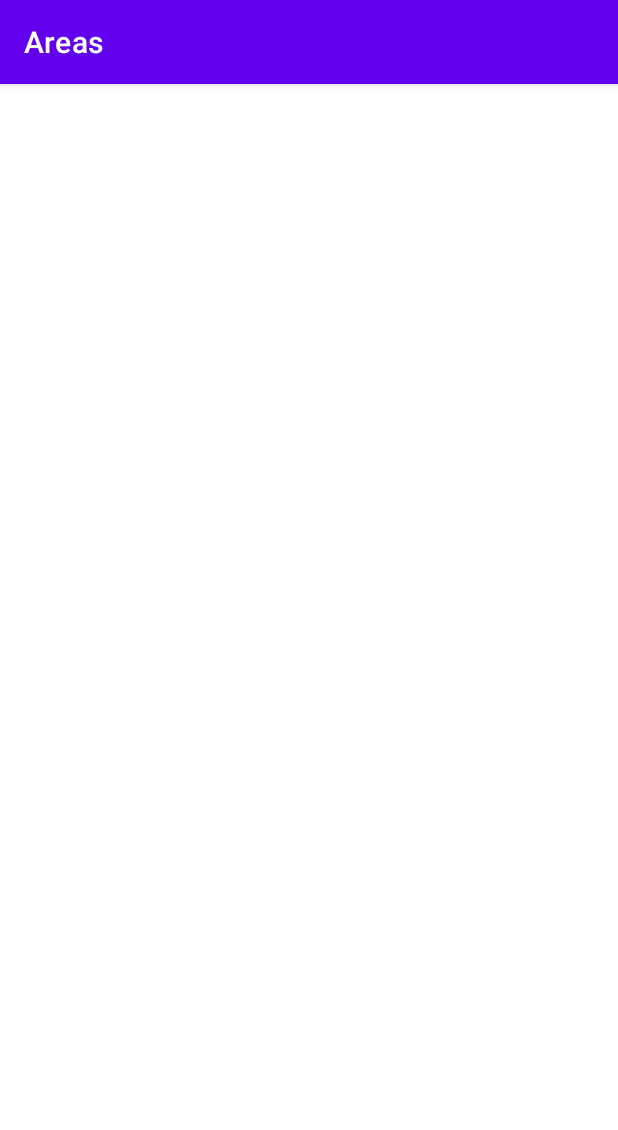
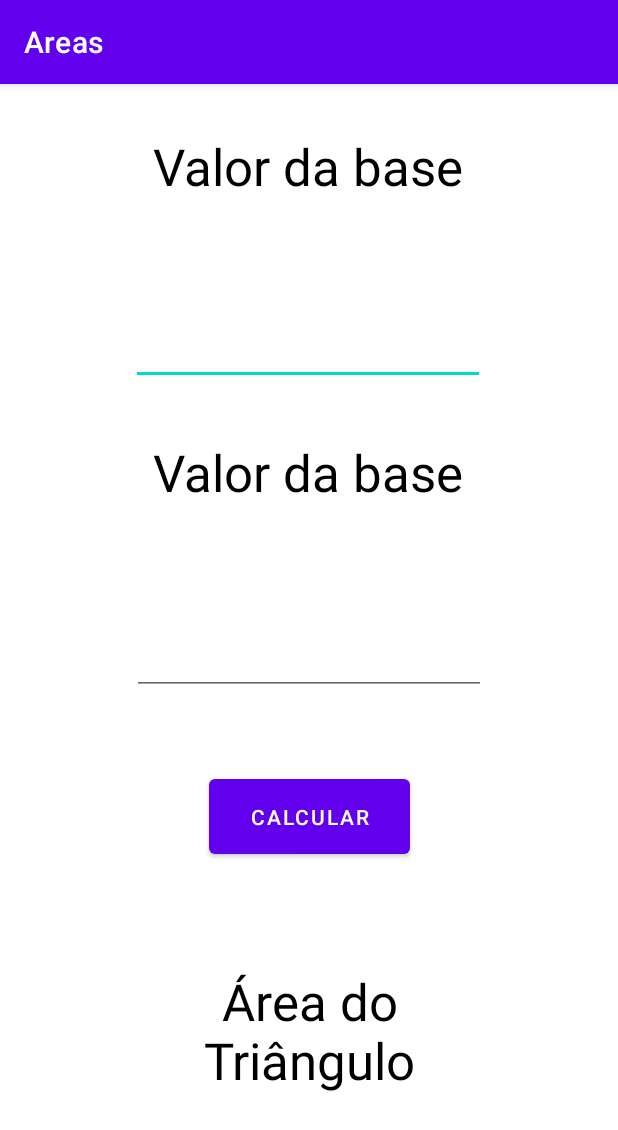
Before and after one commit to Guinhovhrm/ProjetoPDM, an Android app: the activityTriangulo screen opened directly, with no data from a screen before it, on a phone screen of 412 x 824 dp. Shown: the top 1130 px of the screen. Run offline under Robolectric (Android 15) with nearby library versions, the phone set to English and light mode, and no system bars; Roboto replaces fonts that are not available here.

Commit message:
Activity triangulo e triangulo equilatero

```diff
--- a/app/src/main/res/layout/activity_main.xml
+++ b/app/src/main/res/layout/activity_main.xml
@@ -116,6 +116,7 @@
         app:layout_constraintBottom_toBottomOf="parent"
         app:layout_constraintTop_toBottomOf="@+id/textView"
         app:srcCompat="@drawable/output_onlinepngtools__photoutils_com_"
-        tools:layout_editor_absoluteX="0dp" />
+        tools:layout_editor_absoluteX="0dp"
+        tools:ignore="MissingConstraints" />
 
 </androidx.constraintlayout.widget.ConstraintLayout>
--- a/app/src/main/res/layout/activity_quadrado.xml
+++ b/app/src/main/res/layout/activity_quadrado.xml
@@ -11,7 +11,7 @@
         android:layout_width="134dp"
         android:layout_height="62dp"
         android:layout_marginTop="106dp"
-        android:text="Calculo"
+        android:text="Calcular"
         app:layout_constraintEnd_toEndOf="parent"
         app:layout_constraintStart_toStartOf="parent"
         app:layout_constraintTop_toBottomOf="@+id/edValorQdrd" />
--- a/app/src/main/res/layout/activity_triangulo.xml
+++ b/app/src/main/res/layout/activity_triangulo.xml
@@ -6,4 +6,76 @@
     android:layout_height="match_parent"
     tools:context=".activityTriangulo">
 
+    <TextView
+        android:id="@+id/tvResultTriangulo"
+        android:layout_width="195dp"
+        android:layout_height="101dp"
+        android:layout_marginTop="51dp"
+        android:layout_marginBottom="60dp"
+        android:text="Área do Triângulo"
+        android:textAlignment="center"
+        android:textColor="#000000"
+        android:textSize="34sp"
+        app:layout_constraintBottom_toBottomOf="parent"
+        app:layout_constraintEnd_toEndOf="parent"
+        app:layout_constraintStart_toStartOf="parent"
+        app:layout_constraintTop_toBottomOf="@+id/btnCalcTriangulo" />
+
+    <Button
+        android:id="@+id/btnCalcTriangulo"
+        android:layout_width="134dp"
+        android:layout_height="62dp"
+        android:layout_marginTop="50dp"
+        android:text="Calcular"
+        app:layout_constraintEnd_toEndOf="parent"
+        app:layout_constraintStart_toStartOf="parent"
+        app:layout_constraintTop_toBottomOf="@+id/edAlturaTriangulo" />
+
+    <EditText
+        android:id="@+id/edBaseTriangulo"
+        android:layout_width="236dp"
+        android:layout_height="81dp"
+        android:layout_marginTop="27dp"
+        android:ems="10"
+        android:inputType="textPersonName"
+        app:layout_constraintEnd_toEndOf="parent"
+        app:layout_constraintHorizontal_bias="0.497"
+        app:layout_constraintStart_toStartOf="parent"
+        app:layout_constraintTop_toBottomOf="@+id/textView3" />
+
+    <EditText
+        android:id="@+id/edAlturaTriangulo"
+        android:layout_width="236dp"
+        android:layout_height="81dp"
+        android:layout_marginTop="30dp"
+        android:ems="10"
+        android:inputType="textPersonName"
+        app:layout_constraintEnd_toEndOf="parent"
+        app:layout_constraintStart_toStartOf="parent"
+        app:layout_constraintTop_toBottomOf="@+id/textView4" />
+
+    <TextView
+        android:id="@+id/textView4"
+        android:layout_width="208dp"
+        android:layout_height="60dp"
+        android:layout_marginTop="35dp"
+        android:text="Valor da base"
+        android:textColor="#000000"
+        android:textSize="34sp"
+        app:layout_constraintEnd_toEndOf="parent"
+        app:layout_constraintStart_toStartOf="parent"
+        app:layout_constraintTop_toBottomOf="@+id/edBaseTriangulo" />
+
+    <TextView
+        android:id="@+id/textView3"
+        android:layout_width="208dp"
+        android:layout_height="60dp"
+        android:layout_marginTop="32dp"
+        android:text="Valor da base"
+        android:textColor="#000000"
+        android:textSize="34sp"
+        app:layout_constraintEnd_toEndOf="parent"
+        app:layout_constraintStart_toStartOf="parent"
+        app:layout_constraintTop_toTopOf="parent" />
+
 </androidx.constraintlayout.widget.ConstraintLayout>
```
Also changed, not shown: app/src/main/res/layout/activity_tri_equi.xml (+50 -0 lines).
